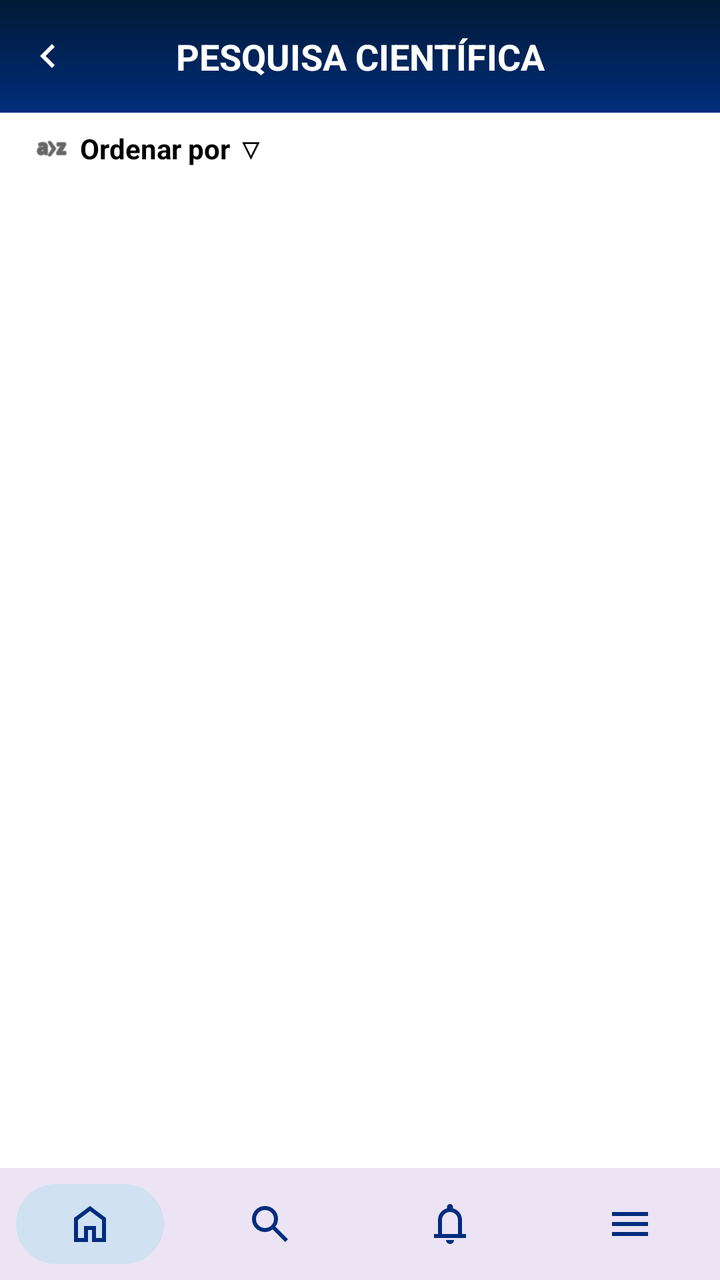
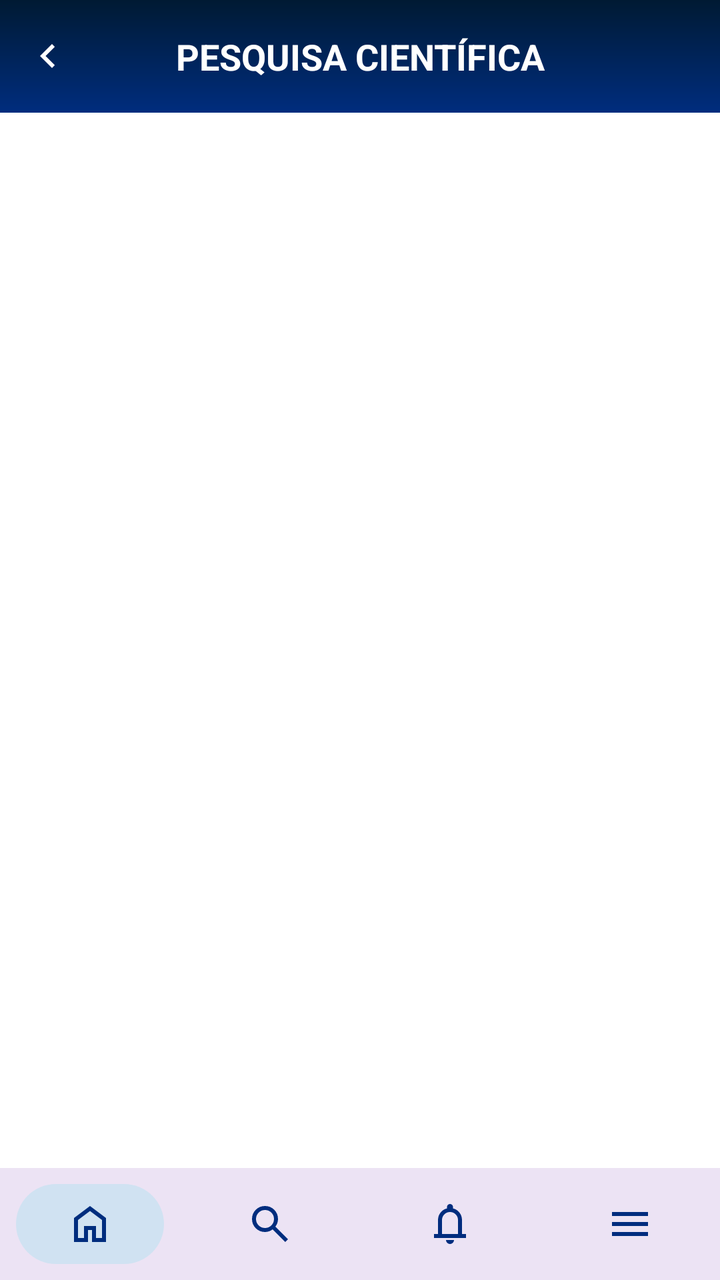

Compare the two renders of this Android layout. The source of the first and the diff that turns it into the second are given below.
<!-- AndroidManifest.xml: application theme Theme.Bibliotecaapp -->
<!-- res/layout/tela_pesquisacientifica.xml -->
<?xml version="1.0" encoding="utf-8"?>
<LinearLayout xmlns:android="http://schemas.android.com/apk/res/android"
    xmlns:app="http://schemas.android.com/apk/res-auto"
    android:layout_width="match_parent"
    android:layout_height="match_parent"
    android:orientation="vertical"
    android:background="#FFFFFF">

    
    <LinearLayout
        android:layout_width="match_parent"
        android:layout_height="0dp"
        android:layout_weight="1"
        android:orientation="vertical">

        
        <RelativeLayout
            android:layout_width="match_parent"
            android:layout_height="wrap_content"
            android:background="@drawable/background_header">

            <ImageView
                android:id="@+id/btnVoltar"
                android:layout_width="24dp"
                android:layout_height="24dp"
                android:layout_centerVertical="true"
                android:layout_marginStart="12dp"
                android:src="@drawable/ic_leftarrow"
                app:tint="#FFFFFF" />

            <TextView
                android:layout_width="match_parent"
                android:layout_height="wrap_content"
                android:gravity="center"
                android:padding="16dp"
                android:text="PESQUISA CIENTÍFICA"
                android:textColor="#FFFFFF"
                android:textSize="18sp"
                android:textStyle="bold" />
        </RelativeLayout>

        
        <LinearLayout
            android:id="@+id/btnOrdenar"
            android:layout_width="wrap_content"
            android:layout_height="wrap_content"
            android:orientation="horizontal"
            android:gravity="center_vertical"
            android:layout_marginStart="16dp"
            android:layout_marginTop="8dp"
            android:layout_marginBottom="4dp"
            android:clickable="true"
            android:focusable="true"
            android:background="?attr/selectableItemBackground">

            <ImageView
                android:layout_width="20dp"
                android:layout_height="20dp"
                android:src="@android:drawable/ic_menu_sort_alphabetically"
                app:tint="#000000" />

            <TextView
                android:layout_width="wrap_content"
                android:layout_height="wrap_content"
                android:layout_marginStart="4dp"
                android:text="Ordenar por ▽"
                android:textColor="#000000"
                android:textSize="14sp"
                android:textStyle="bold" />
        </LinearLayout>

        
        <androidx.recyclerview.widget.RecyclerView
            android:id="@+id/recyclerPesquisas"
            android:layout_width="match_parent"
            android:layout_height="match_parent"
            android:padding="4dp"/>

    </LinearLayout>

    <include layout="@layout/navbar_layout"/>

</LinearLayout>
<!-- res/layout/navbar_layout.xml (included above) -->
<?xml version="1.0" encoding="utf-8"?>
<com.google.android.material.bottomnavigation.BottomNavigationView
    xmlns:android="http://schemas.android.com/apk/res/android"
    xmlns:app="http://schemas.android.com/apk/res-auto"

    android:id="@+id/bottomNav"
    style="@style/NavBar"
    android:layout_width="match_parent"
    android:layout_height="wrap_content"

    app:menu="@menu/bottom_menu"/>
<!-- resources referenced by this layout -->
<resources>
  <!-- drawable background_header (drawable) -->
  <?xml version="1.0" encoding="utf-8"?>
  <shape xmlns:android="http://schemas.android.com/apk/res/android">
  
      <gradient
          android:type="linear"
          android:angle="270"
          android:startColor="#001A33"
          android:endColor="#002D7E" />
  
      <corners android:radius="0dp" />
  
  </shape>
  <!-- drawable ic_leftarrow (drawable) -->
  <vector xmlns:android="http://schemas.android.com/apk/res/android"
      android:width="24dp"
      android:height="24dp"
      android:viewportWidth="960"
      android:viewportHeight="960">
    <path
        android:pathData="M560,720 L320,480l240,-240 56,56 -184,184 184,184 -56,56Z"
        android:fillColor="#FFFFFF"/>
  </vector>
  <style name="NavBar" parent="Widget.MaterialComponents.BottomNavigationView">
          <item name="itemBackground">@drawable/nav_item_background</item>
          <item name="itemRippleColor">@android:color/transparent</item>
          <item name="itemIconTint">#002D7E</item>
          <item name="itemTextColor">@null</item>
          <item name="labelVisibilityMode">unlabeled</item>
      </style>
  <style name="Theme.Bibliotecaapp" parent="Base.Theme.Bibliotecaapp" />
  <!-- drawable nav_item_background (drawable) -->
  <?xml version="1.0" encoding="utf-8"?>
  <selector xmlns:android="http://schemas.android.com/apk/res/android">
  
      
      <item android:state_checked="true">
          <inset
              android:insetLeft="8dp"
              android:insetRight="8dp"
              android:insetTop="8dp"
              android:insetBottom="8dp">
  
              <shape android:shape="rectangle">
                  <solid android:color="#D0E2F2"/>
                  <corners android:radius="100dp"/>
              </shape>
  
          </inset>
      </item>
  
      
      <item>
          <color android:color="@android:color/transparent"/>
      </item>
  
  </selector>
  <style name="Base.Theme.Bibliotecaapp" parent="Theme.Material3.DayNight.NoActionBar">
          
          
      </style>
</resources>

<!-- the commit's change to res/layout/tela_pesquisacientifica.xml (unified diff, before → after) -->
@@ -53,20 +53,6 @@
             android:focusable="true"
             android:background="?attr/selectableItemBackground">
 
-            <ImageView
-                android:layout_width="20dp"
-                android:layout_height="20dp"
-                android:src="@android:drawable/ic_menu_sort_alphabetically"
-                app:tint="#000000" />
-
-            <TextView
-                android:layout_width="wrap_content"
-                android:layout_height="wrap_content"
-                android:layout_marginStart="4dp"
-                android:text="Ordenar por ▽"
-                android:textColor="#000000"
-                android:textSize="14sp"
-                android:textStyle="bold" />
         </LinearLayout>
 
         
